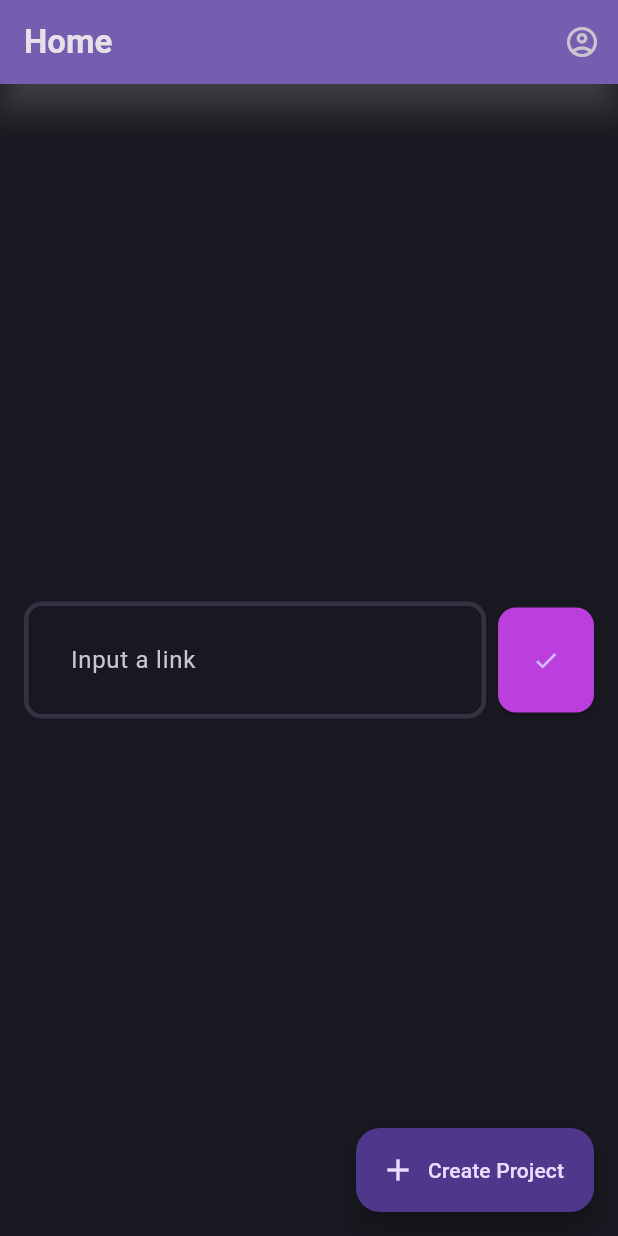
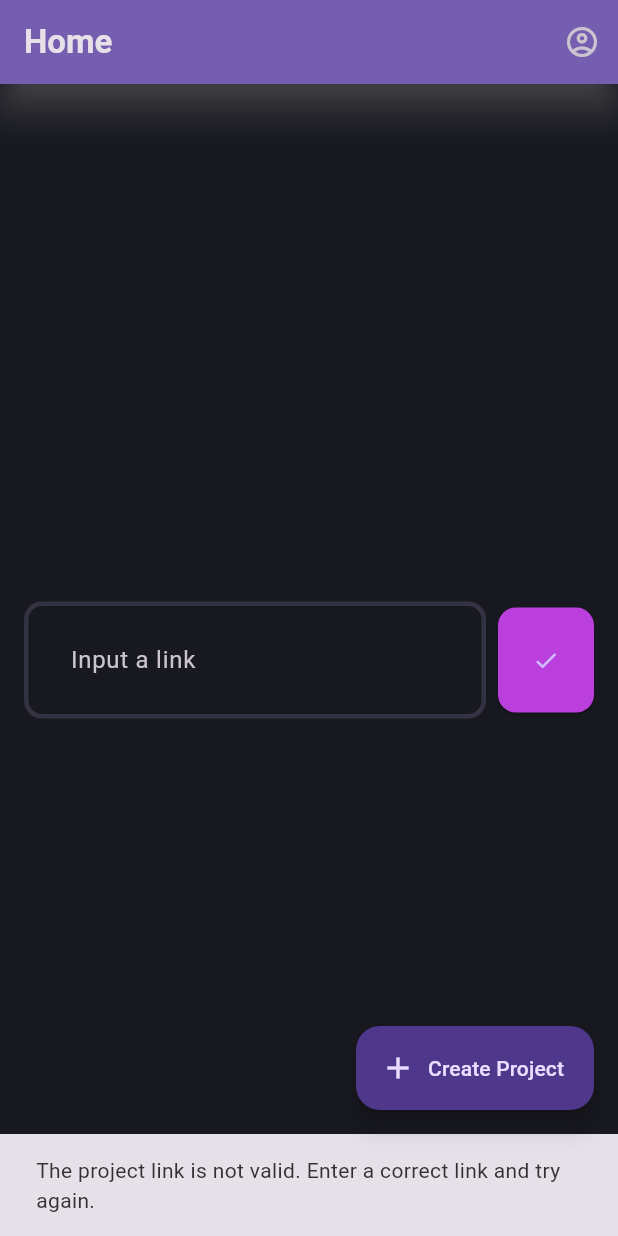
Before and after one commit to Olaoluwa99/site_board, a Flutter app: the screen it shows after launch, after a tap on the "check" icon, on a phone screen of 412 x 824 dp. Run offline on Flutter 3.47's test engine with Material 3 defaults, Android fonts, the phone set to English and light mode, and no system bars; our stand-ins replace dotted_border, fl_chart, flutter_bloc, fpdart, get_it, hive and 3 more; accounts and stored records are empty.

Commit message:
Adding - Retrieve from Id & Link
Adding - Other screens for Project.

```diff
--- a/lib/feature/projectSection/data/dataSources/project_local_data_source.dart
+++ b/lib/feature/projectSection/data/dataSources/project_local_data_source.dart
@@ -3,6 +3,7 @@ import 'package:site_board/feature/projectSection/data/models/project_model.dart
 
 abstract interface class ProjectLocalDataSource {
   void uploadLocalProjects({required List<ProjectModel> projects});
+  void uploadSingleProject({required ProjectModel project});
   List<ProjectModel> loadProjects();
 }
 
@@ -26,7 +27,14 @@ class ProjectLocalDataSourceImpl implements ProjectLocalDataSource {
   void uploadLocalProjects({required List<ProjectModel> projects}) {
     box.clear();
     for (int i = 0; i < projects.length; i++) {
-      box.put(i.toString(), projects[i].toCompleteJson());
+      final key = projects[i].id;
+      box.put(key, projects[i].toCompleteJson());
     }
   }
+
+  @override
+  void uploadSingleProject({required ProjectModel project}) {
+    final key = project.id;
+    box.put(key, project.toCompleteJson());
+  }
 }
--- a/lib/feature/projectSection/domain/repositories/project_repository.dart
+++ b/lib/feature/projectSection/domain/repositories/project_repository.dart
@@ -40,4 +40,10 @@ abstract interface class ProjectRepository {
   Future<Either<Failure, RetrievedProjects>> getAllProjects({
     required String userId,
   });
+
+  Future<Either<Failure, Project>> getProjectById({required String projectId});
+
+  Future<Either<Failure, Project>> getProjectByLink({
+    required String projectLink,
+  });
 }
--- /dev/null
+++ b/lib/feature/projectSection/domain/useCases/get_project_by_id.dart
@@ -0,0 +1,22 @@
+import 'package:fpdart/fpdart.dart';
+import 'package:site_board/feature/projectSection/domain/repositories/project_repository.dart';
+
+import '../../../../core/error/failure.dart';
+import '../../../../core/usecases/usecase.dart';
+import '../entities/project.dart';
+
+class GetProjectById implements UserCase<Project, GetProjectByIdParams> {
+  final ProjectRepository projectRepository;
+  GetProjectById(this.projectRepository);
+
+  @override
+  Future<Either<Failure, Project>> call(GetProjectByIdParams params) async {
+    return await projectRepository.getProjectById(projectId: params.projectId);
+  }
+}
+
+class GetProjectByIdParams {
+  final String projectId;
+
+  GetProjectByIdParams({required this.projectId});
+}
--- /dev/null
+++ b/lib/feature/projectSection/domain/useCases/get_project_by_link.dart
@@ -0,0 +1,24 @@
+import 'package:fpdart/fpdart.dart';
+import 'package:site_board/feature/projectSection/domain/repositories/project_repository.dart';
+
+import '../../../../core/error/failure.dart';
+import '../../../../core/usecases/usecase.dart';
+import '../entities/project.dart';
+
+class GetProjectByLink implements UserCase<Project, GetProjectByLinkParams> {
+  final ProjectRepository projectRepository;
+  GetProjectByLink(this.projectRepository);
+
+  @override
+  Future<Either<Failure, Project>> call(GetProjectByLinkParams params) async {
+    return await projectRepository.getProjectByLink(
+      projectLink: params.projectLink,
+    );
+  }
+}
+
+class GetProjectByLinkParams {
+  final String projectLink;
+
+  GetProjectByLinkParams({required this.projectLink});
+}
--- a/lib/feature/projectSection/presentation/bloc/project_event.dart
+++ b/lib/feature/projectSection/presentation/bloc/project_event.dart
@@ -81,3 +81,13 @@ final class ProjectGetAllProjects extends ProjectEvent {
   final String userId;
   ProjectGetAllProjects({required this.userId});
 }
+
+final class ProjectGetProjectById extends ProjectEvent {
+  final String projectId;
+  ProjectGetProjectById({required this.projectId});
+}
+
+final class ProjectGetProjectByLink extends ProjectEvent {
+  final String projectLink;
+  ProjectGetProjectByLink({required this.projectLink});
+}
--- a/lib/feature/projectSection/presentation/bloc/project_state.dart
+++ b/lib/feature/projectSection/presentation/bloc/project_state.dart
@@ -71,5 +71,14 @@ class ProjectRetrieveSuccessInit extends ProjectRetrieveSuccess {
   }) : super(projects);
 }
 
+class ProjectRetrieveSuccessSingle extends ProjectRetrieveSuccess {
+  final Project project;
+
+  ProjectRetrieveSuccessSingle({
+    required List<Project> projects,
+    required this.project,
+  }) : super(projects);
+}
+
 //EveryTime you Create/Update a DailyLog - Both the Create/Update and SyncTask is called
 //Sync would always be called from the DailyLog Create/Update call and never by itself
--- a/lib/feature/projectSection/presentation/pages/home_page.dart
+++ b/lib/feature/projectSection/presentation/pages/home_page.dart
@@ -26,7 +26,6 @@ class _HomePageState extends State<HomePage> {
   final formKey = GlobalKey<FormState>();
   final TextEditingController linkController = TextEditingController();
   bool showExtra = false;
-  //String userId = '';
 
   void _showCustomDialog() {
     showDialog(
@@ -39,6 +38,19 @@ class _HomePageState extends State<HomePage> {
             },
           ),
     );
+  }
+
+  void _getProjectByLink() {
+    if (linkController.text.isNotEmpty) {
+      context.read<ProjectBloc>().add(
+        ProjectGetProjectByLink(projectLink: linkController.text),
+      );
+    } else {
+      showSnackBar(
+        context,
+        'The project link is not valid. Enter a correct link and try again.',
+      );
+    }
   }
 
   @override
@@ -80,12 +92,7 @@ class _HomePageState extends State<HomePage> {
           mainAxisAlignment: MainAxisAlignment.center,
           children: [
             ActivateFieldEditor(
-              onClick: () {
-                /*Navigator.push(
-                  context,
-                  ProjectHomePage.route(),
-                );*/
-              },
+              onClick: _getProjectByLink,
               hintText: 'Input a link',
               controller: linkController,
             ),
@@ -106,6 +113,15 @@ class _HomePageState extends State<HomePage> {
                 listener: (context, state) {
                   if (state is ProjectFailure) {
                     showSnackBar(context, state.error);
+                  }
+                  if (state is ProjectRetrieveSuccessSingle) {
+                    Navigator.push(
+                      context,
+                      ProjectHomePage.route(
+                        project: state.project,
+                        projectIndex: state.projects.indexOf(state.project),
+                      ),
+                    );
                   }
                   if (state is ProjectRetrieveSuccessInit) {
                     if (state.projects.isEmpty) {
@@ -137,7 +153,10 @@ class _HomePageState extends State<HomePage> {
                               onTap: () {
                                 Navigator.push(
                                   context,
-                                  ProjectHomePage.route(project, index),
+                                  ProjectHomePage.route(
+                                    project: project,
+                                    projectIndex: index,
+                                  ),
                                 );
                               },
                               child: Column(
--- /dev/null
+++ b/lib/feature/projectSection/presentation/pages/view_project_detail.dart
@@ -0,0 +1,22 @@
+import 'package:flutter/material.dart';
+import 'package:site_board/feature/projectSection/domain/entities/project.dart';
+
+class ViewProjectDetail extends StatelessWidget {
+  final Project project;
+  final VoidCallback onClose;
+  final VoidCallback onCompleted;
+  const ViewProjectDetail({
+    required this.project,
+    required this.onClose,
+    required this.onCompleted,
+    super.key,
+  });
+
+  @override
+  Widget build(BuildContext context) {
+    return Scaffold(
+      appBar: AppBar(title: Text('Project detail')),
+      body: const Center(child: Text('View Project detail')),
+    );
+  }
+}
--- a/lib/init_dependencies.dart
+++ b/lib/init_dependencies.dart
@@ -23,6 +23,8 @@ import 'feature/projectSection/domain/repositories/project_repository.dart';
 import 'feature/projectSection/domain/useCases/create_daily_log.dart';
 import 'feature/projectSection/domain/useCases/create_project.dart';
 import 'feature/projectSection/domain/useCases/get_all_projects.dart';
+import 'feature/projectSection/domain/useCases/get_project_by_id.dart';
+import 'feature/projectSection/domain/useCases/get_project_by_link.dart';
 import 'feature/projectSection/domain/useCases/update_project.dart';
 import 'feature/projectSection/presentation/bloc/project_bloc.dart';
 
@@ -104,6 +106,8 @@ void _initProject() {
     ..registerFactory(() => UpdateDailyLog(serviceLocator()))
     ..registerFactory(() => ManageLogTask(serviceLocator()))
     ..registerFactory(() => GetAllProjects(serviceLocator()))
+    ..registerFactory(() => GetProjectById(serviceLocator()))
+    ..registerFactory(() => GetProjectByLink(serviceLocator()))
     //Bloc
     ..registerLazySingleton(
       () => ProjectBloc(
@@ -113,6 +117,8 @@ void _initProject() {
         updateDailyLog: serviceLocator(),
         manageLogTask: serviceLocator(),
         getAllProjects: serviceLocator(),
+        getProjectById: serviceLocator(),
+        getProjectByLink: serviceLocator(),
       ),
     );
 }
```
Also changed, not shown: lib/feature/projectSection/data/dataSources/project_remote_data_source.dart (+46 -0 lines), lib/feature/projectSection/data/repositories/project_repository_impl.dart (+49 -0 lines), lib/feature/projectSection/presentation/bloc/project_bloc.dart (+68 -0 lines), lib/feature/projectSection/presentation/pages/edit_project_detail.dart (added, +28 -0 lines), lib/feature/projectSection/presentation/pages/project_home_page.dart (+93 -7 lines), lib/feature/projectSection/presentation/pages/project_settings.dart (added, +28 -0 lines), lib/feature/projectSection/presentation/pages/project_summarizer.dart (added, +28 -0 lines), lib/feature/projectSection/presentation/widgets/about_project_card.dart (+46 -5 lines), lib/feature/projectSection/domain/useCases/get_project.dart (deleted).
